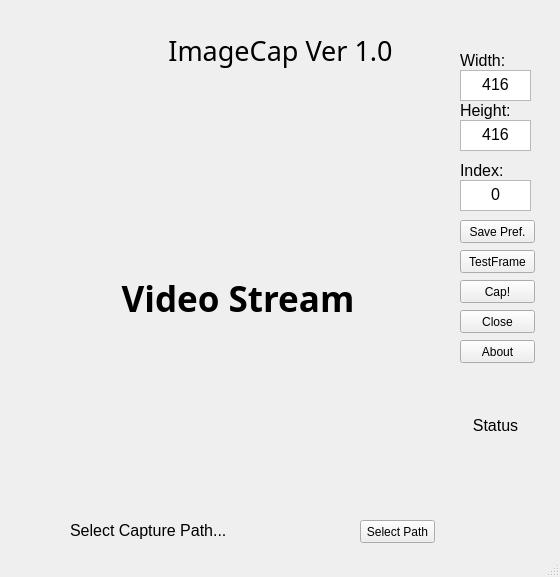
This is QtUI/imagecap.ui in marc0cheung/ImageCap as Qt 5 draws it before an edit. The edited form follows.
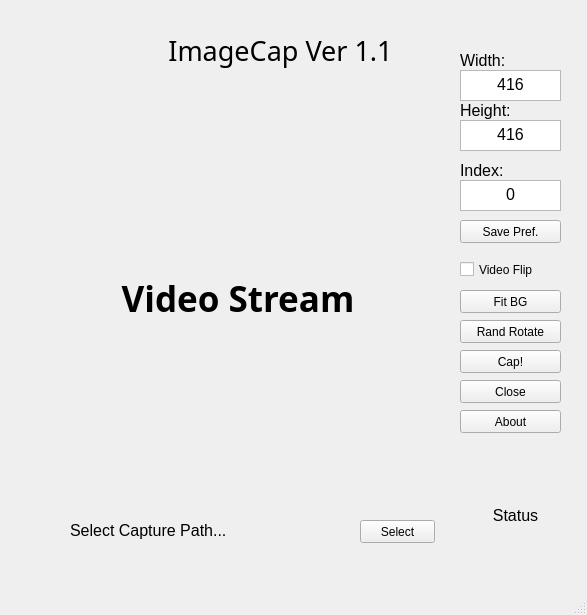
This is the edited form.

Commit message: Add VideoFlip, FitBackground and RandomRotate

```diff
--- a/QtUI/imagecap.ui
+++ b/QtUI/imagecap.ui
@@ -6,8 +6,8 @@
    <rect>
     <x>0</x>
     <y>0</y>
-    <width>560</width>
-    <height>577</height>
+    <width>587</width>
+    <height>615</height>
    </rect>
   </property>
   <property name="font">
@@ -38,7 +38,7 @@
      <enum>Qt::LeftToRight</enum>
     </property>
     <property name="text">
-     <string>ImageCap Ver 1.0</string>
+     <string>ImageCap Ver 1.1</string>
     </property>
     <property name="textFormat">
      <enum>Qt::PlainText</enum>
@@ -52,7 +52,7 @@
      <rect>
       <x>460</x>
       <y>180</y>
-      <width>71</width>
+      <width>101</width>
       <height>31</height>
      </rect>
     </property>
@@ -87,7 +87,7 @@
      <rect>
       <x>460</x>
       <y>220</y>
-      <width>75</width>
+      <width>101</width>
       <height>23</height>
      </rect>
     </property>
@@ -99,8 +99,8 @@
     <property name="geometry">
      <rect>
       <x>460</x>
-      <y>280</y>
-      <width>75</width>
+      <y>350</y>
+      <width>101</width>
       <height>23</height>
      </rect>
     </property>
@@ -112,8 +112,8 @@
     <property name="geometry">
      <rect>
       <x>460</x>
-      <y>310</y>
-      <width>75</width>
+      <y>380</y>
+      <width>101</width>
       <height>23</height>
      </rect>
     </property>
@@ -125,8 +125,8 @@
     <property name="geometry">
      <rect>
       <x>460</x>
-      <y>340</y>
-      <width>75</width>
+      <y>410</y>
+      <width>101</width>
       <height>23</height>
      </rect>
     </property>
@@ -162,13 +162,13 @@
     <property name="geometry">
      <rect>
       <x>460</x>
-      <y>250</y>
-      <width>75</width>
+      <y>290</y>
+      <width>101</width>
       <height>23</height>
      </rect>
     </property>
     <property name="text">
-     <string>TestFrame</string>
+     <string>Fit BG</string>
     </property>
    </widget>
    <widget class="QPushButton" name="SelcPathBtn">
@@ -181,7 +181,7 @@
      </rect>
     </property>
     <property name="text">
-     <string>Select Path</string>
+     <string>Select</string>
     </property>
    </widget>
    <widget class="QLabel" name="path_label">
@@ -206,9 +206,9 @@
     <property name="geometry">
      <rect>
       <x>460</x>
-      <y>380</y>
-      <width>71</width>
-      <height>91</height>
+      <y>450</y>
+      <width>111</width>
+      <height>131</height>
      </rect>
     </property>
     <property name="font">
@@ -228,7 +228,7 @@
      <rect>
       <x>460</x>
       <y>120</y>
-      <width>71</width>
+      <width>101</width>
       <height>31</height>
      </rect>
     </property>
@@ -263,7 +263,7 @@
      <rect>
       <x>460</x>
       <y>70</y>
-      <width>71</width>
+      <width>101</width>
       <height>31</height>
      </rect>
     </property>
@@ -293,6 +293,32 @@
      <string>Width:</string>
     </property>
    </widget>
+   <widget class="QPushButton" name="RandRotateBtn">
+    <property name="geometry">
+     <rect>
+      <x>460</x>
+      <y>320</y>
+      <width>101</width>
+      <height>23</height>
+     </rect>
+    </property>
+    <property name="text">
+     <string>Rand Rotate</string>
+    </property>
+   </widget>
+   <widget class="QCheckBox" name="videoFlipCheckBox">
+    <property name="geometry">
+     <rect>
+      <x>460</x>
+      <y>260</y>
+      <width>111</width>
+      <height>19</height>
+     </rect>
+    </property>
+    <property name="text">
+     <string>Video Flip</string>
+    </property>
+   </widget>
   </widget>
   <widget class="QStatusBar" name="statusbar"/>
  </widget>
```
Left out of the diff: 5 changed lines with no effect on the pictures. The commit also changes 7 other files.
